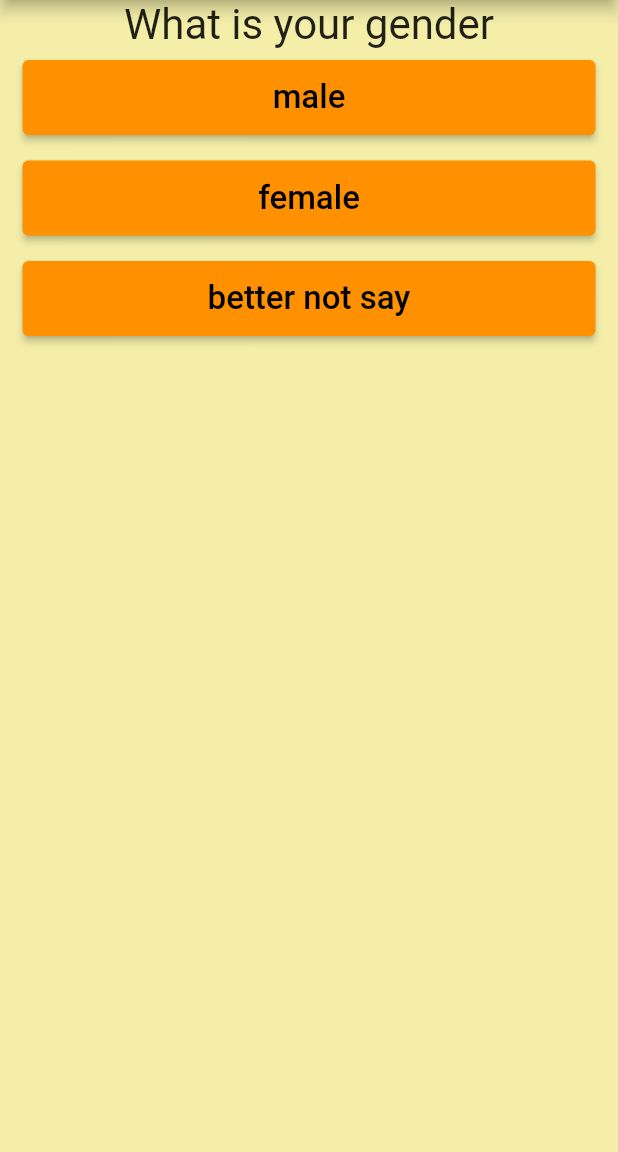
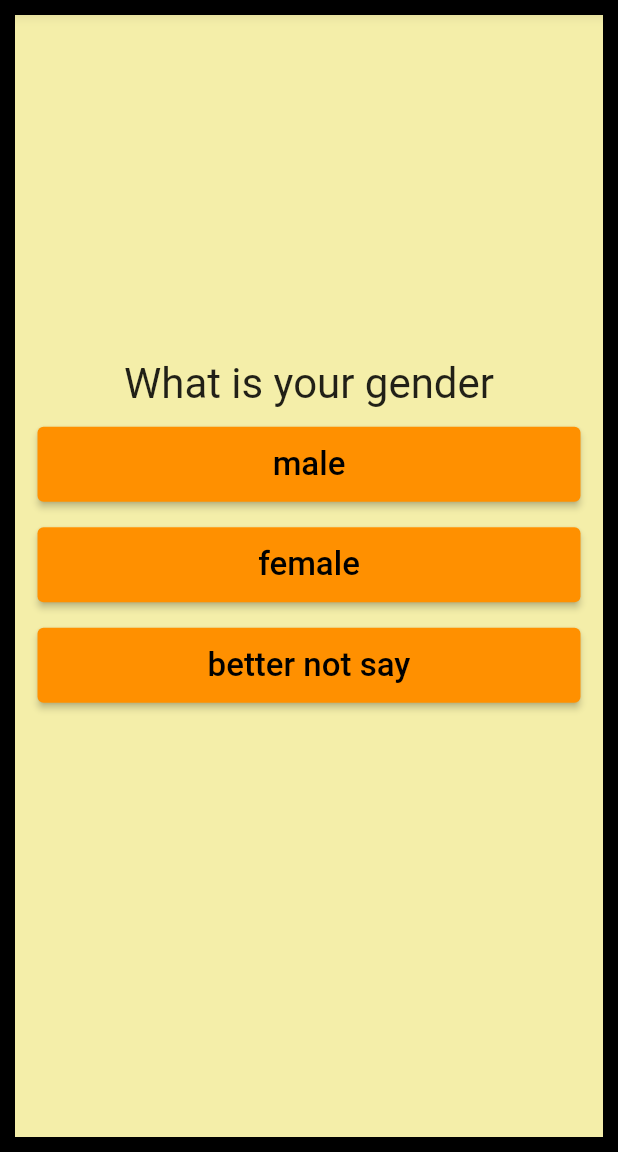
Before and after one commit to shahrazeahmad07/personality-quiz-flutter-app, a Flutter app: the screen it shows after launch, on a phone screen of 412 x 824 dp, the part 84-1236 px from its top. Run offline on Flutter 3.47's test engine with Material 2 defaults, Android fonts, the phone set to English and light mode, and no system bars.

Commit message:
Centered everything.

```diff
--- a/lib/main.dart
+++ b/lib/main.dart
@@ -71,11 +71,22 @@ class MyAppState extends State<MyApp> {
           title: const Text("Personality Quiz"),
         ),
         body: _questionIndex < _questions.length
-            ? SingleChildScrollView(
-                child: Quiz(
-                  questions: _questions,
-                  questionIndex: _questionIndex,
-                  buttonFunction: _buttonFunction,
+            ? Container(
+                height: double.infinity,
+                width: double.infinity,
+                decoration: BoxDecoration(
+                  border: Border.all(
+                    color: Colors.black,
+                    width: 10,
+                  ),
+                ),
+                alignment: Alignment.center,
+                child: SingleChildScrollView(
+                  child: Quiz(
+                    questions: _questions,
+                    questionIndex: _questionIndex,
+                    buttonFunction: _buttonFunction,
+                  ),
                 ),
               )
             : Result(_totalScore, resetQuizButton),
--- a/lib/question.dart
+++ b/lib/question.dart
@@ -8,6 +8,9 @@ class Question extends StatelessWidget {
   @override
   Widget build(BuildContext context) {
     return Container(
+      margin: const EdgeInsets.only(
+        bottom: 5,
+      ),
       width: double.infinity,
       // margin: const EdgeInsets.only(left: 10, right: 10, top: 125, bottom: 10),
       child: Text(
--- a/lib/quiz.dart
+++ b/lib/quiz.dart
@@ -18,6 +18,9 @@ class Quiz extends StatelessWidget {
             .map((answer) {
           return Answer(() => buttonFunction(answer['score']), answer['text']);
         }),
+        const SizedBox(
+          height: 50,
+        ),
       ],
     );
   }
```
